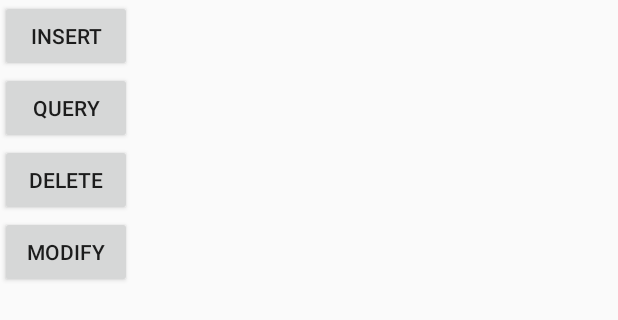
After one commit to QL805/MyClass02, an Android app: the layout layout_ch14_1.xml on its own in the app's theme, with its tools: preview values and no code run, on a phone screen of 412 x 824 dp. The commit adds this screen. Shown: the top 320 px of the screen. Run offline under Robolectric (Android 15) with nearby library versions, the light colour scheme and no system bars.

Commit message:
Android2

```diff
--- /dev/null
+++ b/app/src/main/res/layout/layout_ch14_1.xml
@@ -0,0 +1,30 @@
+<?xml version="1.0" encoding="utf-8"?>
+<LinearLayout xmlns:android="http://schemas.android.com/apk/res/android"
+    android:layout_width="match_parent"
+    android:orientation="vertical"
+    android:layout_height="match_parent">
+
+    <Button
+        android:layout_width="wrap_content"
+        android:text="insert"
+        android:onClick="insert"
+        android:layout_height="wrap_content" />
+    <Button
+        android:layout_width="wrap_content"
+        android:text="query"
+        android:onClick="query"
+        android:layout_height="wrap_content" />
+    <Button
+        android:layout_width="wrap_content"
+        android:text="delete"
+        android:onClick="delete"
+        android:layout_height="wrap_content" />
+
+    <Button
+        android:layout_width="wrap_content"
+        android:text="modify"
+        android:onClick="modify"
+        android:layout_height="wrap_content" />
+
+
+</LinearLayout>
```
Also changed, not shown: app/src/main/AndroidManifest.xml (+7 -3 lines), app/src/main/java/cn/edu/sdwu/android02/classroom/sn170507180212/Ch13Activity1.java (+151 -9 lines), app/src/main/java/cn/edu/sdwu/android02/classroom/sn170507180212/Ch14Activity1.java (added, +111 -0 lines), app/src/main/java/cn/edu/sdwu/android02/classroom/sn170507180212/MyOpenHelper.java (added, +33 -0 lines), app/src/main/res/layout/layout_ch13_1.xml (+26 -11 lines), app/src/main/res/raw/readtext.txt (added).
